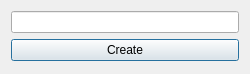
Above: DlgCreatePeer.ui from subutai-io/control-center before the change. Below: the same form after it.
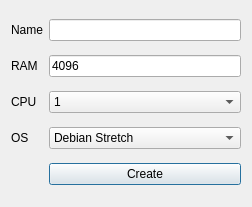
That is the form after the change.

Commit message: create peer UI dialog

What changed in the file:
```diff
--- a/DlgCreatePeer.ui
+++ b/DlgCreatePeer.ui
@@ -6,23 +6,122 @@
    <rect>
     <x>0</x>
     <y>0</y>
-    <width>250</width>
-    <height>74</height>
+    <width>252</width>
+    <height>207</height>
    </rect>
   </property>
   <property name="windowTitle">
    <string>Dialog</string>
   </property>
   <layout class="QGridLayout" name="gridLayout">
-   <item row="2" column="1">
+   <item row="4" column="0">
+    <widget class="QLabel" name="lbl_cpu">
+     <property name="text">
+      <string>CPU</string>
+     </property>
+    </widget>
+   </item>
+   <item row="6" column="1">
     <widget class="QPushButton" name="btn_create">
      <property name="text">
       <string>Create</string>
      </property>
     </widget>
    </item>
+   <item row="0" column="0">
+    <widget class="QLabel" name="lbl_name">
+     <property name="text">
+      <string>Name</string>
+     </property>
+    </widget>
+   </item>
+   <item row="2" column="1">
+    <widget class="QLineEdit" name="le_ram">
+     <property name="text">
+      <string>4096</string>
+     </property>
+    </widget>
+   </item>
+   <item row="2" column="0">
+    <widget class="QLabel" name="lbl_ram">
+     <property name="text">
+      <string>RAM</string>
+     </property>
+    </widget>
+   </item>
    <item row="0" column="1">
-    <widget class="QLineEdit" name="le_dir"/>
+    <widget class="QLineEdit" name="le_name"/>
+   </item>
+   <item row="5" column="1">
+    <widget class="QComboBox" name="cmb_os">
+     <item>
+      <property name="text">
+       <string>Debian Stretch</string>
+      </property>
+     </item>
+     <item>
+      <property name="text">
+       <string>Ubuntu Xenial</string>
+      </property>
+     </item>
+    </widget>
+   </item>
+   <item row="5" column="0">
+    <widget class="QLabel" name="lbl_os">
+     <property name="text">
+      <string>OS</string>
+     </property>
+    </widget>
+   </item>
+   <item row="4" column="1">
+    <widget class="QComboBox" name="cmb_cpu">
+     <property name="currentText">
+      <string>1</string>
+     </property>
+     <property name="currentIndex">
+      <number>0</number>
+     </property>
+     <item>
+      <property name="text">
+       <string>1</string>
+      </property>
+     </item>
+     <item>
+      <property name="text">
+       <string>2</string>
+      </property>
+     </item>
+     <item>
+      <property name="text">
+       <string>3</string>
+      </property>
+     </item>
+     <item>
+      <property name="text">
+       <string>4</string>
+      </property>
+     </item>
+     <item>
+      <property name="text">
+       <string>5</string>
+      </property>
+     </item>
+     <item>
+      <property name="text">
+       <string>6</string>
+      </property>
+     </item>
+     <item>
+      <property name="text">
+       <string>7</string>
+      </property>
+     </item>
+     <item>
+      <property name="text">
+       <string>8</string>
+      </property>
+     </item>
+    </widget>
    </item>
   </layout>
  </widget>
```
The commit also changes 4 other files.
